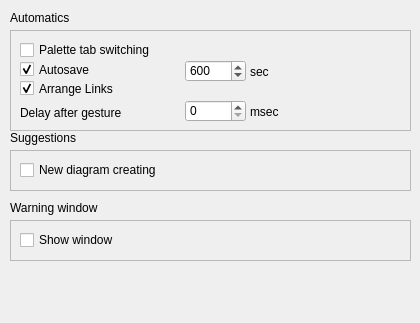
This is qrgui/dialogs/preferencesPages/behaviourPage.ui in qreal/qreal as Qt 5 draws it before an edit. The edited form follows.
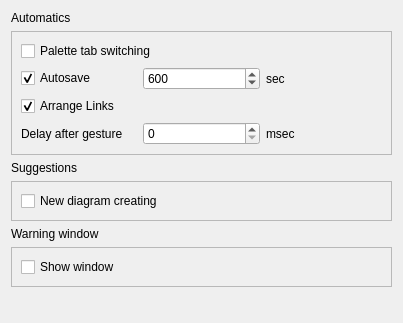
This is the edited form.

```diff
--- a/qrgui/dialogs/preferencesPages/behaviourPage.ui
+++ b/qrgui/dialogs/preferencesPages/behaviourPage.ui
@@ -6,61 +6,26 @@
    <rect>
     <x>0</x>
     <y>0</y>
-    <width>420</width>
+    <width>403</width>
     <height>323</height>
    </rect>
   </property>
-  <widget class="QFrame" name="frame_17">
-   <property name="geometry">
-    <rect>
-     <x>10</x>
-     <y>220</y>
-     <width>401</width>
-     <height>41</height>
-    </rect>
-   </property>
-   <property name="frameShape">
-    <enum>QFrame::StyledPanel</enum>
-   </property>
-   <property name="frameShadow">
-    <enum>QFrame::Raised</enum>
-   </property>
-   <widget class="QCheckBox" name="warningWindowBox">
-    <property name="geometry">
-     <rect>
-      <x>10</x>
-      <y>10</y>
-      <width>381</width>
-      <height>20</height>
-     </rect>
-    </property>
-    <property name="text">
-     <string>Show window</string>
-    </property>
-   </widget>
-  </widget>
+  <property name="sizePolicy">
+   <sizepolicy hsizetype="Expanding" vsizetype="Expanding">
+    <horstretch>0</horstretch>
+    <verstretch>0</verstretch>
+   </sizepolicy>
+  </property>
+  <layout class="QVBoxLayout" name="verticalLayout">
+   <item>
   <widget class="QLabel" name="label_7">
-   <property name="geometry">
-    <rect>
-     <x>10</x>
-     <y>10</y>
-     <width>171</width>
-     <height>16</height>
-    </rect>
-   </property>
    <property name="text">
     <string>Automatics</string>
    </property>
   </widget>
+   </item>
+   <item>
   <widget class="QFrame" name="frame_5">
-   <property name="geometry">
-    <rect>
-     <x>10</x>
-     <y>30</y>
-     <width>401</width>
-     <height>101</height>
-    </rect>
-   </property>
    <property name="sizePolicy">
     <sizepolicy hsizetype="Preferred" vsizetype="Preferred">
      <horstretch>0</horstretch>
@@ -73,44 +38,16 @@
    <property name="frameShadow">
     <enum>QFrame::Raised</enum>
    </property>
+     <layout class="QGridLayout" name="gridLayout">
+      <item row="0" column="0" colspan="3">
    <widget class="QCheckBox" name="paletteTabCheckBox">
-    <property name="geometry">
-     <rect>
-      <x>10</x>
-      <y>10</y>
-      <width>381</width>
-      <height>20</height>
-     </rect>
-    </property>
     <property name="text">
      <string>Palette tab switching</string>
     </property>
    </widget>
-   <widget class="QCheckBox" name="arrangeLinksCheckBox">
-    <property name="geometry">
-     <rect>
-      <x>10</x>
-      <y>48</y>
-      <width>201</width>
-      <height>21</height>
-     </rect>
-    </property>
-    <property name="text">
-     <string>Arrange Links</string>
-    </property>
-    <property name="checked">
-     <bool>true</bool>
-    </property>
-   </widget>
+      </item>
+      <item row="1" column="0">
    <widget class="QCheckBox" name="autoSaveCheckBox">
-    <property name="geometry">
-     <rect>
-      <x>10</x>
-      <y>29</y>
-      <width>161</width>
-      <height>21</height>
-     </rect>
-    </property>
     <property name="text">
      <string>Autosave</string>
     </property>
@@ -118,15 +55,9 @@
      <bool>true</bool>
     </property>
    </widget>
+      </item>
+      <item row="1" column="1">
    <widget class="QSpinBox" name="autoSaveSpinBox">
-    <property name="geometry">
-     <rect>
-      <x>175</x>
-      <y>30</y>
-      <width>61</width>
-      <height>22</height>
-     </rect>
-    </property>
     <property name="minimum">
      <number>1</number>
     </property>
@@ -140,28 +71,33 @@
      <number>600</number>
     </property>
    </widget>
+      </item>
+      <item row="1" column="2">
    <widget class="QLabel" name="autoSaveLabel">
-    <property name="geometry">
-     <rect>
-      <x>240</x>
-      <y>35</y>
-      <width>57</width>
-      <height>14</height>
-     </rect>
-    </property>
     <property name="text">
      <string>sec</string>
     </property>
    </widget>
+      </item>
+      <item row="2" column="0" colspan="2">
+       <widget class="QCheckBox" name="arrangeLinksCheckBox">
+        <property name="text">
+         <string>Arrange Links</string>
+        </property>
+        <property name="checked">
+         <bool>true</bool>
+        </property>
+       </widget>
+      </item>
+      <item row="3" column="0">
+       <widget class="QLabel" name="gestureDelayLabel">
+        <property name="text">
+         <string>Delay after gesture</string>
+        </property>
+       </widget>
+      </item>
+      <item row="3" column="1">
    <widget class="QSpinBox" name="gestureDelaySpinBox">
-    <property name="geometry">
-     <rect>
-      <x>175</x>
-      <y>70</y>
-      <width>61</width>
-      <height>22</height>
-     </rect>
-    </property>
     <property name="maximum">
      <number>100000</number>
     </property>
@@ -169,88 +105,83 @@
      <number>10</number>
     </property>
    </widget>
+      </item>
+      <item row="3" column="2">
    <widget class="QLabel" name="gestureDelayTimeUnitLabel">
-    <property name="geometry">
-     <rect>
-      <x>240</x>
-      <y>75</y>
-      <width>46</width>
-      <height>13</height>
-     </rect>
-    </property>
     <property name="text">
      <string>msec</string>
     </property>
    </widget>
-   <widget class="QLabel" name="gestureDelayLabel">
-    <property name="geometry">
-     <rect>
-      <x>10</x>
-      <y>75</y>
-      <width>121</width>
-      <height>16</height>
-     </rect>
-    </property>
-    <property name="text">
-     <string>Delay after gesture</string>
-    </property>
-   </widget>
-  </widget>
-  <widget class="QLabel" name="label_41">
-   <property name="geometry">
-    <rect>
-     <x>10</x>
-     <y>200</y>
-     <width>211</width>
-     <height>16</height>
-    </rect>
-   </property>
+      </item>
+     </layout>
+    </widget>
+   </item>
+   <item>
+    <widget class="QLabel" name="label_8">
    <property name="text">
-    <string>Warning window</string>
-   </property>
-  </widget>
+      <string>Suggestions</string>
+     </property>
+    </widget>
+   </item>
+   <item>
   <widget class="QFrame" name="frame_6">
-   <property name="geometry">
-    <rect>
-     <x>10</x>
-     <y>150</y>
-     <width>401</width>
-     <height>41</height>
-    </rect>
-   </property>
    <property name="frameShape">
     <enum>QFrame::StyledPanel</enum>
    </property>
    <property name="frameShadow">
     <enum>QFrame::Raised</enum>
    </property>
+     <layout class="QGridLayout" name="gridLayout_2">
+      <item row="0" column="0">
    <widget class="QCheckBox" name="diagramCreateCheckBox">
-    <property name="geometry">
-     <rect>
-      <x>10</x>
-      <y>10</y>
-      <width>381</width>
-      <height>20</height>
-     </rect>
-    </property>
     <property name="text">
      <string>New diagram creating</string>
     </property>
    </widget>
-  </widget>
-  <widget class="QLabel" name="label_8">
-   <property name="geometry">
-    <rect>
-     <x>10</x>
-     <y>130</y>
-     <width>201</width>
-     <height>16</height>
-    </rect>
-   </property>
+      </item>
+     </layout>
+    </widget>
+   </item>
+   <item>
+    <widget class="QLabel" name="label_41">
+     <property name="text">
+      <string>Warning window</string>
+     </property>
+    </widget>
+   </item>
+   <item>
+    <widget class="QFrame" name="frame_17">
+     <property name="frameShape">
+      <enum>QFrame::StyledPanel</enum>
+     </property>
+     <property name="frameShadow">
+      <enum>QFrame::Raised</enum>
+     </property>
+     <layout class="QGridLayout" name="gridLayout_3">
+      <item row="0" column="0">
+       <widget class="QCheckBox" name="warningWindowBox">
    <property name="text">
-    <string>Suggestions</string>
-   </property>
-  </widget>
+         <string>Show window</string>
+        </property>
+       </widget>
+      </item>
+     </layout>
+    </widget>
+   </item>
+   <item>
+    <spacer name="verticalSpacer">
+     <property name="orientation">
+      <enum>Qt::Vertical</enum>
+     </property>
+     <property name="sizeHint" stdset="0">
+      <size>
+       <width>20</width>
+       <height>40</height>
+      </size>
+     </property>
+    </spacer>
+   </item>
+  </layout>
  </widget>
  <resources/>
  <connections/>
```
Lines whose indentation alone changed are shown as unchanged.
